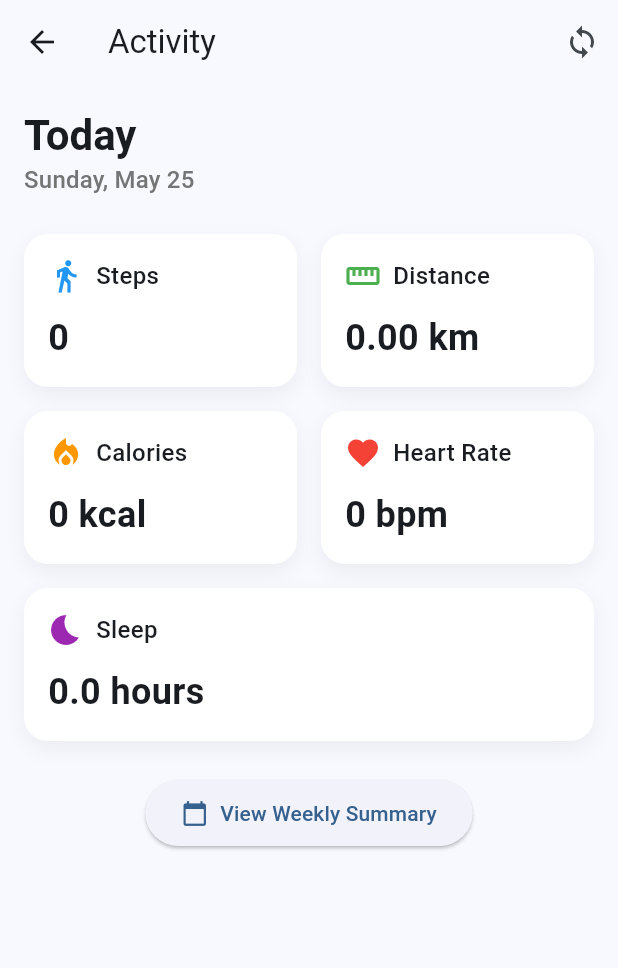
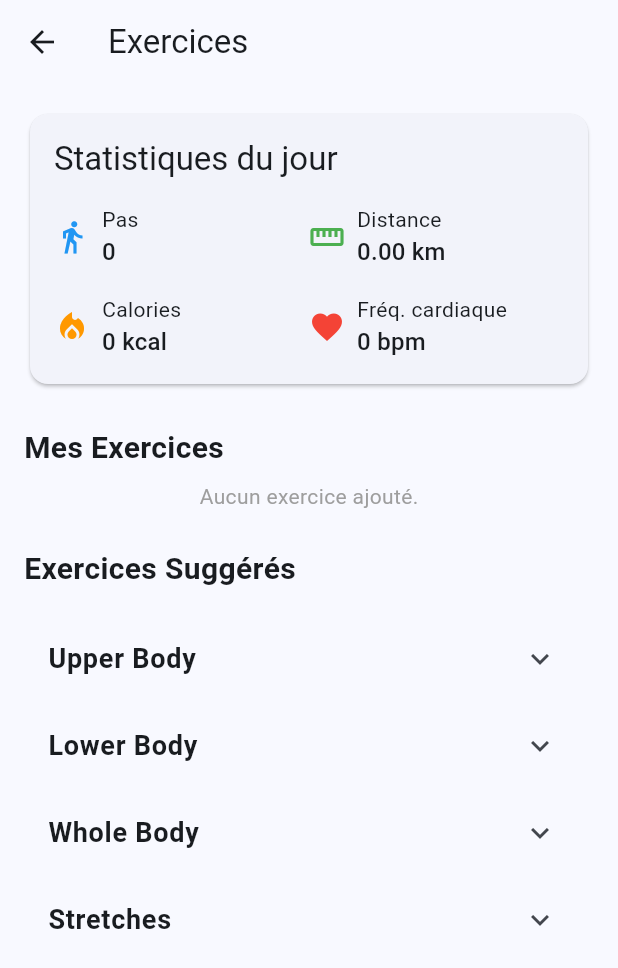
Before and after one commit to wijdane1129/my_flutter_app, a Flutter app: the ActivityScreen screen opened directly, on a phone screen of 412 x 824 dp. Shown: the top 968 px of the screen. Run offline on Flutter 3.47's test engine with Material 3 defaults, Android fonts, the phone set to English and light mode, and no system bars; our stand-ins replace equatable, flutter_bloc, image_picker, permission_handler, shared_preferences, sqflite_common_ffi; missing offline and left inert: health; accounts and stored records are empty.

Commit message:
sprint 3 done/activity screen completed

```diff
--- a/lib/screens/activity/activity_screen.dart
+++ b/lib/screens/activity/activity_screen.dart
@@ -1,13 +1,103 @@
-// lib/screens/activity/activity_screen.dart
 import 'package:flutter/material.dart';
 import 'package:flutter_bloc/flutter_bloc.dart';
 import '../../bloc/activity/activity_bloc.dart';
+import '../../bloc/activity/activity_event.dart';
 import '../../bloc/activity/activity_state.dart';
-import '../../bloc/activity/activity_event.dart';
-import '../../models/activity_data_model.dart';
+import '../../models/exercise_model.dart';
+import 'activity_stats_widget.dart';
+import 'add_exercise_form.dart';
 
-class ActivityScreen extends StatelessWidget {
-   const ActivityScreen({super.key});
+class ActivityScreen extends StatefulWidget {
+  const ActivityScreen({Key? key}) : super(key: key);
+
+  @override
+  State<ActivityScreen> createState() => _ActivityScreenState();
+}
+
+class _ActivityScreenState extends State<ActivityScreen> {
+  final Map<String, List<Map<String, dynamic>>> categorizedExercises = {
+    'Upper Body': [
+      {
+        'name': 'Side Plank Rotation',
+        'duration': 10,
+        'target': 'Obliques, Shoulders',
+        'description': 'Strengthens the obliques and improves core stability.',
+        'gif': 'assets/gifs/side_plank_rotation.gif',
+      },
+      {
+        'name': 'Kneeling Back Rotation',
+        'duration': 8,
+        'target': 'Back, Shoulders',
+        'description': 'Improves thoracic spine mobility and posture.',
+        'gif': 'assets/gifs/kneeling_back_rotation.gif',
+      },
+    ],
+    'Lower Body': [
+      {
+        'name': 'Hip Thrust',
+        'duration': 12,
+        'target': 'Glutes, Hamstrings',
+        'description': 'Builds strength in the glutes and hamstrings.',
+        'gif': 'assets/gifs/hip_thrust.gif',
+      },
+      {
+        'name': 'Cossack Squat',
+        'duration': 10,
+        'target': 'Quads, Adductors',
+        'description': 'Improves flexibility and strength in the lower body.',
+        'gif': 'assets/gifs/cossack_squat.gif',
+      },
+    ],
+    'Whole Body': [
+      {
+        'name': 'High Jump and Squat',
+        'duration': 10,
+        'target': 'Legs, Core',
+        'description': 'Combines explosive power with strength training.',
+        'gif': 'assets/gifs/high_jump_and_squat.gif',
+      },
+      {
+        'name': 'Steps Plank with Running Legs',
+        'duration': 12,
+        'target': 'Core, Cardio',
+        'description':
+            'Engages the core and improves cardiovascular endurance.',
+        'gif': 'assets/gifs/steps_plank_running_legs.gif',
+      },
+    ],
+    'Stretches': [
+      {
+        'name': 'Adductor Stretches',
+        'duration': 5,
+        'target': 'Adductors',
+        'description': 'Stretches the inner thighs and improves flexibility.',
+        'gif': 'assets/gifs/adductor_stretches.gif',
+      },
+      {
+        'name': 'Leg Scissors',
+        'duration': 5,
+        'target': 'Hip Flexors, Core',
+        'description': 'Improves flexibility and strengthens the hip flexors.',
+        'gif': 'assets/gifs/leg_scissors.gif',
+      },
+    ],
+  };
+
+  // Liste contenant les exercices ajoutés par l'utilisateur
+  final List<Map<String, dynamic>> userExercises = [];
+
+  void _addExerciseToUserList(Map<String, dynamic> exercise) {
+    setState(() {
+      userExercises.add(exercise);
+    });
+
+    ScaffoldMessenger.of(context).showSnackBar(
+      SnackBar(
+        content: Text('${exercise['name']} ajouté à votre liste!'),
+        backgroundColor: Colors.green,
+      ),
+    );
+  }
 
   @override
   Widget build(BuildContext context) {
@@ -15,238 +105,167 @@ class ActivityScreen extends StatelessWidget {
       create: (context) => ActivityBloc()..add(LoadTodayActivity()),
       child: Scaffold(
         appBar: AppBar(
-          title: const Text('Activity'),
-          actions: [
-            BlocBuilder<ActivityBloc, ActivityState>(
-              builder: (context, state) {
-                return IconButton(
-                  icon: const Icon(Icons.sync),
-                  onPressed: state is ActivityLoading
-                      ? null
-                      : () {
+          title: const Text('Exercices'),
+        ), // Conserve le texte "Exercices" après "Fitness App"
+        body: RefreshIndicator(
+          onRefresh: () async {
             context.read<ActivityBloc>().add(SyncHealthData());
           },
-                );
-              },
-            ),
-          ],
-        ),
-        body: BlocBuilder<ActivityBloc, ActivityState>(
+          child: SingleChildScrollView(
+            physics: const AlwaysScrollableScrollPhysics(),
+            child: Padding(
+              padding: const EdgeInsets.all(16.0),
+              child: Column(
+                crossAxisAlignment: CrossAxisAlignment.start,
+                children: [
+                  BlocBuilder<ActivityBloc, ActivityState>(
                     builder: (context, state) {
                       if (state is ActivityLoading) {
                         return const Center(child: CircularProgressIndicator());
                       } else if (state is TodayActivityLoaded) {
-              return _buildActivityContent(context, state.activityData);
-            } else if (state is ActivityError) {
-              return Center(
-                child: Column(
-                  mainAxisAlignment: MainAxisAlignment.center,
-                  children: [
-                    Text(
-                      'Error: ${state.message}',
-                      style: const TextStyle(color: Colors.red),
+                        return ActivityStatsWidget(
+                          activityData: state.activityData,
+                        );
+                      }
+                      return const Center(
+                        child: Text('Aucune donnée disponible'),
+                      );
+                    },
+                  ),
+                  const SizedBox(height: 24),
+                  // Section des exercices ajoutés par l'utilisateur
+                  const Text(
+                    'Mes Exercices',
+                    style: TextStyle(fontSize: 20, fontWeight: FontWeight.bold),
+                  ),
+                  const SizedBox(height: 8),
+                  _buildUserExercises(),
+                  const SizedBox(height: 24),
+                  const Text(
+                    'Exercices Suggérés',
+                    style: TextStyle(fontSize: 20, fontWeight: FontWeight.bold),
                   ),
                   const SizedBox(height: 16),
-                    ElevatedButton(
-                      onPressed: () {
-                        context.read<ActivityBloc>().add(SyncHealthData());
-                      },
-                      child: const Text('Try Again'),
-                    ),
+                  _buildSuggestedExercises(),
                 ],
               ),
-              );
-            }
-            return const Center(child: Text('No activity data available'));
-          },
             ),
-      ),
-    );
-  }
-
-  Widget _buildActivityContent(BuildContext context, ActivityDataModel data) {
-    return SingleChildScrollView(
-      padding: const EdgeInsets.all(16.0),
-      child: Column(
-        crossAxisAlignment: CrossAxisAlignment.start,
-        children: [
-          _buildTodayHeader(context),
-          const SizedBox(height: 24),
-          _buildActivityCards(context, data),
-          const SizedBox(height: 24),
-          _buildWeeklyButton(context),
-        ],
-      ),
-    );
-  }
-
-  Widget _buildTodayHeader(BuildContext context) {
-    final now = DateTime.now();
-    final dayName = _getDayName(now.weekday);
-    final month = _getMonthName(now.month);
-
-    return Column(
-      crossAxisAlignment: CrossAxisAlignment.start,
-      children: [
-        Text(
-          'Today',
-          style: Theme.of(context).textTheme.headlineMedium?.copyWith(
-                fontWeight: FontWeight.bold,
-              ),
-        ),
-        Text(
-          '$dayName, $month ${now.day}',
-          style: Theme.of(context).textTheme.titleMedium?.copyWith(
-                color: Colors.grey[600],
-              ),
-        ),
-      ],
-    );
-  }
-
-  Widget _buildActivityCards(BuildContext context, ActivityDataModel data) {
-    return Column(
-      children: [
-        Row(
-          children: [
-            Expanded(
-              child: _buildMetricCard(
-                context,
-                'Steps',
-                data.steps.toString(),
-                Icons.directions_walk,
-                Colors.blue,
-              ),
-            ),
-            const SizedBox(width: 16),
-            Expanded(
-              child: _buildMetricCard(
-                context,
-                'Distance',
-                '${data.distance.toStringAsFixed(2)} km',
-                Icons.straighten,
-                Colors.green,
-              ),
-            ),
-          ],
-        ),
-        const SizedBox(height: 16),
-        Row(
-          children: [
-            Expanded(
-              child: _buildMetricCard(
-                context,
-                'Calories',
-                '${data.caloriesBurned.toStringAsFixed(0)} kcal',
-                Icons.local_fire_department,
-                Colors.orange,
-              ),
-            ),
-            const SizedBox(width: 16),
-            Expanded(
-              child: _buildMetricCard(
-                context,
-                'Heart Rate',
-                '${data.heartRate} bpm',
-                Icons.favorite,
-                Colors.red,
-              ),
-            ),
-          ],
-        ),
-        const SizedBox(height: 16),
-        _buildMetricCard(
-          context,
-          'Sleep',
-          '${data.sleepHours.toStringAsFixed(1)} hours',
-          Icons.bedtime,
-          Colors.purple,
-          fullWidth: true,
-        ),
-      ],
-    );
-  }
-
-  Widget _buildMetricCard(
-    BuildContext context,
-    String title,
-    String value,
-    IconData icon,
-    Color color, {
-    bool fullWidth = false,
-  }) {
-    return Container(
-      width: fullWidth ? double.infinity : null,
-      padding: const EdgeInsets.all(16),
-      decoration: BoxDecoration(
-        color: Colors.white,
-        borderRadius: BorderRadius.circular(16),
-        boxShadow: [
-          BoxShadow(
-            color: Colors.black.withAlpha(13), // Using withAlpha instead of withOpacity
-            blurRadius: 10,
-            offset: const Offset(0, 5),
-          ),
-        ],
-      ),
-      child: Column(
-        crossAxisAlignment: CrossAxisAlignment.start,
-        children: [
-          Row(
-            children: [
-              Icon(icon, color: color),
-              const SizedBox(width: 8),
-              Text(
-                title,
-                style: const TextStyle(
-                  fontSize: 16,
-                  fontWeight: FontWeight.w500,
-                ),
-              ),
-            ],
-          ),
-          const SizedBox(height: 12),
-          Text(
-            value,
-            style: const TextStyle(
-              fontSize: 24,
-              fontWeight: FontWeight.bold,
-            ),
-          ),
-        ],
-      ),
-    );
-  }
-
-  Widget _buildWeeklyButton(BuildContext context) {
-    return Center(
-      child: ElevatedButton.icon(
-        onPressed: () {
-          context.read<ActivityBloc>().add(LoadWeeklyActivity());
-          // Navigate to weekly view or show bottom sheet
-        },
-        icon: const Icon(Icons.calendar_today),
-        label: const Text('View Weekly Summary'),
-        style: ElevatedButton.styleFrom(
-          padding: const EdgeInsets.symmetric(horizontal: 24, vertical: 12),
-          shape: RoundedRectangleBorder(
-            borderRadius: BorderRadius.circular(30),
           ),
         ),
       ),
     );
   }
 
-  String _getDayName(int weekday) {
-    const days = ['Monday', 'Tuesday', 'Wednesday', 'Thursday', 'Friday', 'Saturday', 'Sunday'];
-    return days[weekday - 1];
+  Widget _buildUserExercises() {
+    if (userExercises.isEmpty) {
+      return const Center(
+        child: Text(
+          'Aucun exercice ajouté.',
+          style: TextStyle(color: Colors.grey),
+        ),
+      );
+    }
+    return ListView.builder(
+      shrinkWrap: true,
+      physics: const NeverScrollableScrollPhysics(),
+      itemCount: userExercises.length,
+      itemBuilder: (context, index) {
+        final exercise = userExercises[index];
+        return Card(
+          margin: const EdgeInsets.symmetric(vertical: 8),
+          child: ListTile(
+            leading: SizedBox(
+              width: 50,
+              height: 50,
+              child: Image.asset(exercise['gif'], fit: BoxFit.cover),
+            ),
+            title: Text(exercise['name'] ?? ''),
+            subtitle: Text('Durée: ${exercise['duration']} min'),
+            trailing: IconButton(
+              icon: const Icon(Icons.delete, color: Colors.red),
+              onPressed: () {
+                setState(() {
+                  userExercises.removeAt(index);
+                });
+              },
+            ),
+          ),
+        );
+      },
+    );
   }
 
-  String _getMonthName(int month) {
-    const months = [
-      'January', 'February', 'March', 'April', 'May', 'June',
-      'July', 'August', 'September', 'October', 'November', 'December'
-    ];
-    return months[month - 1];
+  Widget _buildSuggestedExercises() {
+    return ListView.builder(
+      shrinkWrap: true,
+      physics: const NeverScrollableScrollPhysics(),
+      itemCount: categorizedExercises.keys.length,
+      itemBuilder: (context, index) {
+        final category = categorizedExercises.keys.elementAt(index);
+        final exercises = categorizedExercises[category]!;
+        return ExpansionTile(
+          title: Text(
+            category,
+            style: const TextStyle(fontSize: 18, fontWeight: FontWeight.bold),
+          ),
+          children:
+              exercises
+                  .map((exercise) => _buildExerciseCard(exercise))
+                  .toList(),
+        );
+      },
+    );
+  }
+
+  Widget _buildExerciseCard(Map<String, dynamic> exercise) {
+    return Card(
+      margin: const EdgeInsets.symmetric(horizontal: 16, vertical: 8),
+      child: Padding(
+        padding: const EdgeInsets.all(16),
+        child: Row(
+          children: [
+            SizedBox(
+              width: 100,
+              height: 100,
+              child: Image.asset(exercise['gif'], fit: BoxFit.cover),
+            ),
+            const SizedBox(width: 16),
+            Expanded(
+              child: Column(
+                crossAxisAlignment: CrossAxisAlignment.start,
+                children: [
+                  Text(
+                    exercise['name'] ?? '',
+                    style: const TextStyle(
+                      fontSize: 16,
+                      fontWeight: FontWeight.bold,
+                    ),
+                  ),
+                  const SizedBox(height: 8),
+                  Text(
+                    'Cible: ${exercise['target']}',
+                    style: const TextStyle(color: Colors.grey),
+                  ),
+                  const SizedBox(height: 8),
+                  Text(
+                    exercise['description'] ?? '',
+                    style: const TextStyle(color: Colors.grey),
+                  ),
+                  const SizedBox(height: 8),
+                  Text(
+                    'Durée: ${exercise['duration']} min',
+                    style: const TextStyle(color: Colors.grey),
+                  ),
+                ],
+              ),
+            ),
+            IconButton(
+              icon: const Icon(Icons.add_circle, color: Colors.blue),
+              onPressed: () => _addExerciseToUserList(exercise),
+            ),
+          ],
+        ),
+      ),
+    );
   }
 }
--- /dev/null
+++ b/lib/screens/activity/activity_stats_widget.dart
@@ -0,0 +1,83 @@
+import 'package:flutter/material.dart';
+import '../../models/activity_data_model.dart';
+
+class ActivityStatsWidget extends StatelessWidget {
+  final ActivityDataModel activityData;
+
+  const ActivityStatsWidget({super.key, required this.activityData});
+
+  @override
+  Widget build(BuildContext context) {
+    return Card(
+      child: Padding(
+        padding: const EdgeInsets.all(16),
+        child: Column(
+          crossAxisAlignment: CrossAxisAlignment.start,
+          children: [
+            Text(
+              'Statistiques du jour',
+              style: Theme.of(context).textTheme.titleLarge,
+            ),
+            const SizedBox(height: 16),
+            Row(
+              children: [
+                _buildStatItem(
+                  context,
+                  Icons.directions_walk,
+                  'Pas',
+                  '${activityData.steps}',
+                  Colors.blue,
+                ),
+                _buildStatItem(
+                  context,
+                  Icons.straighten,
+                  'Distance',
+                  '${activityData.distance.toStringAsFixed(2)} km',
+                  Colors.green,
+                ),
+              ],
+            ),
+            const SizedBox(height: 16),
+            Row(
+              children: [
+                _buildStatItem(
+                  context,
+                  Icons.local_fire_department,
+                  'Calories',
+                  '${activityData.caloriesBurned.toStringAsFixed(0)} kcal',
+                  Colors.orange,
+                ),
+                _buildStatItem(
+                  context,
+                  Icons.favorite,
+                  'Fréq. cardiaque',
+                  '${activityData.heartRate} bpm',
+                  Colors.red,
+                ),
+              ],
+            ),
+          ],
+        ),
+      ),
+    );
+  }
+
+  Widget _buildStatItem(BuildContext context, IconData icon, String label,
+      String value, Color color) {
+    return Expanded(
+      child: Row(
+        children: [
+          Icon(icon, color: color),
+          const SizedBox(width: 8),
+          Column(
+            crossAxisAlignment: CrossAxisAlignment.start,
+            children: [
+              Text(label, style: Theme.of(context).textTheme.bodyMedium),
+              Text(value, style: Theme.of(context).textTheme.titleMedium),
+            ],
+          ),
+        ],
+      ),
+    );
+  }
+}
--- a/lib/screens/profile/edit_profile_screen.dart
+++ b/lib/screens/profile/edit_profile_screen.dart
@@ -8,7 +8,7 @@ import '../../services/database_helper.dart';
 class EditProfileScreen extends StatefulWidget {
   final UserModel user;
 
-  const EditProfileScreen({Key? key, required this.user}) : super(key: key);
+  const EditProfileScreen({super.key, required this.user});
 
   @override
   State<EditProfileScreen> createState() => _EditProfileScreenState();
--- a/lib/screens/profile/home_screen.dart
+++ b/lib/screens/profile/home_screen.dart
@@ -1,5 +1,6 @@
 import 'package:flutter/material.dart';
 import 'profile_screen.dart';
+import '../activity/activity_screen.dart';
 
 class HomeScreen extends StatefulWidget {
   const HomeScreen({super.key});
@@ -12,7 +13,7 @@ class _HomeScreenState extends State<HomeScreen> {
   int _selectedIndex = 0;
 
   final List<Widget> _screens = [
-    const Center(child: Text('Activités')),
+   ActivityScreen(),
     const Center(child: Text('Nutrition')),
     const Center(child: Text('Objectifs')),
     ProfileScreen(), // Replace the placeholder with actual ProfileScreen
--- a/lib/screens/profile/profile_screen.dart
+++ b/lib/screens/profile/profile_screen.dart
@@ -10,7 +10,7 @@ import '../../bloc/profile/profile_event.dart';
 import '../../bloc/profile/profile_state.dart';
 
 class ProfileScreen extends StatelessWidget {
-  const ProfileScreen({Key? key}) : super(key: key);
+  const ProfileScreen({super.key});
 
   @override
   Widget build(BuildContext context) {
--- a/lib/services/database_helper.dart
+++ b/lib/services/database_helper.dart
@@ -1,4 +1,3 @@
-import 'package:sqflite/sqflite.dart';
 import 'package:sqflite_common_ffi/sqflite_ffi.dart';
 import 'package:path/path.dart';
 import '../models/user_model.dart';
```
Also changed, not shown: lib/screens/activity/add_exercise_form.dart (added, +128 -0 lines), pubspec.yaml (+20 -9 lines), assets/gifs/adductor_stretches.gif (added), assets/gifs/cossack_squat.gif (added), assets/gifs/high_jump_and_squat.gif (added), assets/gifs/hip_thrust.gif (added), assets/gifs/kneeling_back_rotation.gif (added), assets/gifs/leg_scissors.gif (added), assets/gifs/side_plank_rotation.gif (added), assets/gifs/steps_plank_running_legs.gif (added), pubspec.lock, 6 other files. Lines whose indentation alone changed are shown as unchanged.
